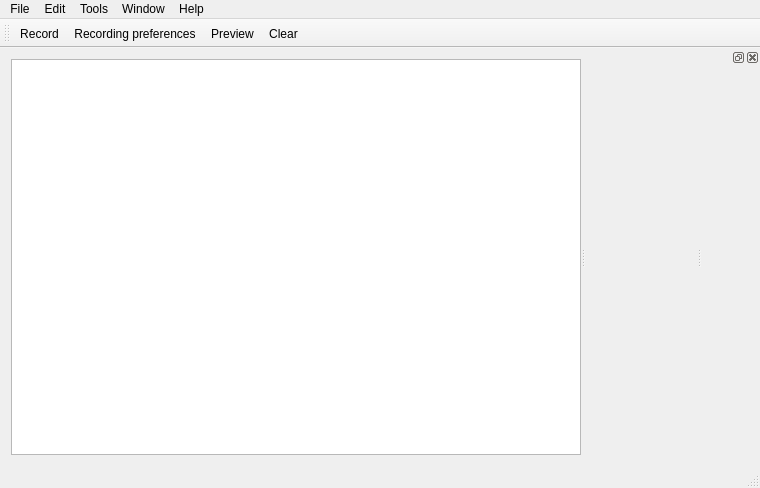
Above: mainwindow.ui from domoritz/drummy before the change. Below: the same form after it.
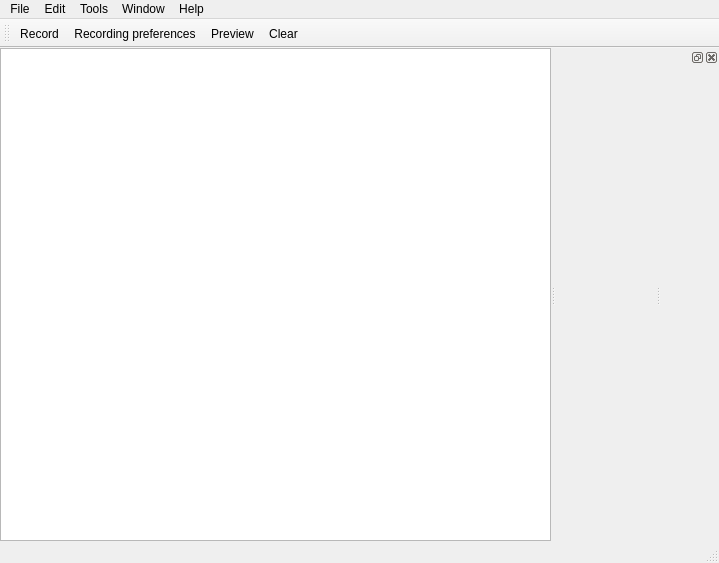
That is the form after the change. Icons and pictures are not drawn. Custom widgets are drawn as their Qt base class.

Diff of the .ui file:
```diff
--- a/mainwindow.ui
+++ b/mainwindow.ui
@@ -6,8 +6,8 @@
    <rect>
     <x>0</x>
     <y>0</y>
-    <width>760</width>
-    <height>488</height>
+    <width>719</width>
+    <height>563</height>
    </rect>
   </property>
   <property name="windowTitle">
@@ -15,6 +15,9 @@
   </property>
   <widget class="QWidget" name="centralWidget">
    <layout class="QVBoxLayout" name="verticalLayout">
+    <property name="margin">
+     <number>0</number>
+    </property>
     <item>
      <widget class="QSplitter" name="splitter">
       <property name="orientation">
@@ -81,7 +84,7 @@
       </widget>
       <widget class="SongInfo" name="songInfoWidget" native="true">
        <property name="sizePolicy">
-        <sizepolicy hsizetype="Minimum" vsizetype="Preferred">
+        <sizepolicy hsizetype="Minimum" vsizetype="MinimumExpanding">
          <horstretch>0</horstretch>
          <verstretch>0</verstretch>
         </sizepolicy>
@@ -96,7 +99,7 @@
     <rect>
      <x>0</x>
      <y>0</y>
-     <width>760</width>
+     <width>719</width>
      <height>22</height>
     </rect>
    </property>
```
Left out of the diff: 15 changed lines with no effect on the pictures.
